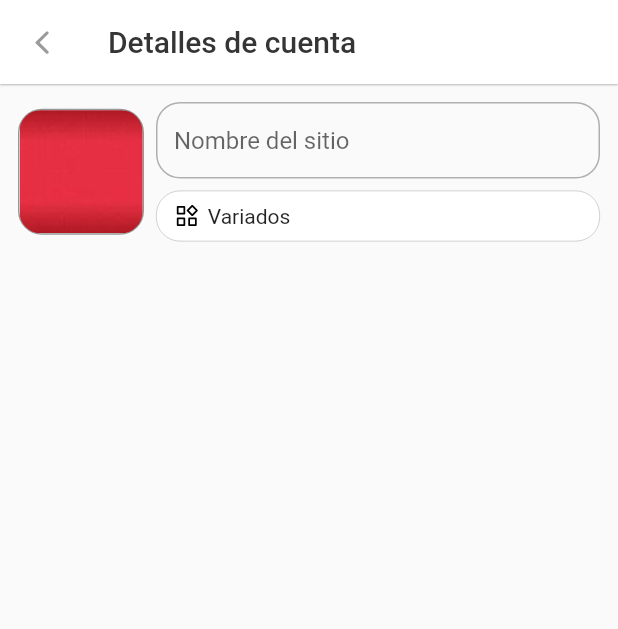
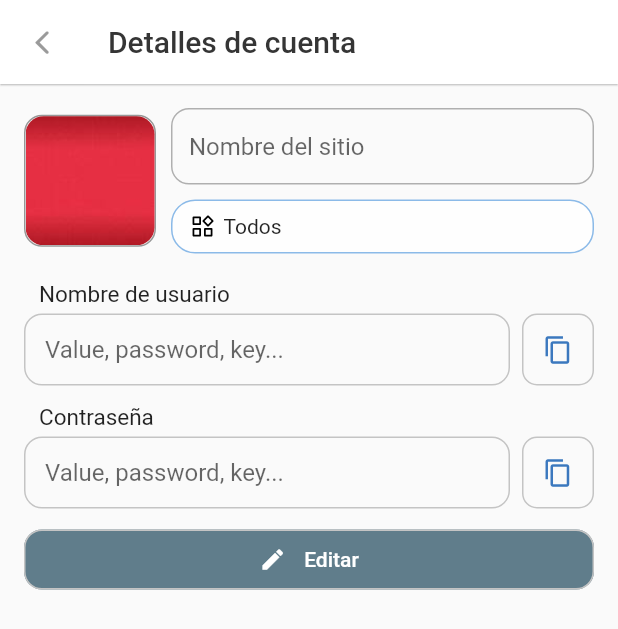
Before and after one commit to palmerov/KyureFlutter, a Flutter app: the screen it shows after launch, item 4 of the bottom bar chosen, on a phone screen of 412 x 824 dp. Shown: the top 629 px of the screen. Run offline on Flutter 3.47's test engine with Material 2 defaults, Android fonts, the light colour scheme and no system bars; our stand-ins replace blur, bot_toast, equatable, flutter_animate, flutter_bloc, flutter_svg and 4 more; missing offline and left inert: encrypt; accounts and stored records are empty.

Commit message:
adding fields to details

```diff
--- a/lib/presentation/pages/account_details/account_details_page.dart
+++ b/lib/presentation/pages/account_details/account_details_page.dart
@@ -1,11 +1,15 @@
 import 'package:flutter/cupertino.dart';
 import 'package:flutter/material.dart';
+import 'package:flutter_bloc/flutter_bloc.dart';
 import 'package:go_router/go_router.dart';
 import 'package:kyure/data/models/accounts_data.dart';
+import 'package:kyure/presentation/pages/account_details/bloc/account_details_bloc.dart';
 import 'package:kyure/presentation/theme/ky_theme.dart';
 import 'package:kyure/presentation/widgets/molecules/account_group.dart';
 import 'package:kyure/presentation/widgets/molecules/image_rounded.dart';
 import 'package:kyure/presentation/widgets/molecules/svg_icon.dart';
+import 'package:kyure/presentation/widgets/organisms/account_form_data.dart';
+import 'package:kyure/services/service_locator.dart';
 
 class AccountDetailsPage extends StatelessWidget {
   const AccountDetailsPage({
@@ -18,9 +22,12 @@ class AccountDetailsPage extends StatelessWidget {
 
   @override
   Widget build(BuildContext context) {
-    return _AccountDetailsView(
-      editing: editing,
-      account: account,
+    return BlocProvider(
+      create: (context) => AccountDetailsBloc(),
+      child: _AccountDetailsView(
+        editing: editing,
+        account: account,
+      ),
     );
   }
 }
@@ -37,6 +44,8 @@ class _AccountDetailsView extends StatelessWidget {
   @override
   Widget build(BuildContext context) {
     final kyTheme = KyTheme.of(context)!;
+    final bloc = BlocProvider.of<AccountDetailsBloc>(context);
+    final wsize = MediaQuery.of(context).size;
     return Scaffold(
       appBar: AppBar(
         elevation: 0.5,
@@ -52,7 +61,7 @@ class _AccountDetailsView extends StatelessWidget {
       ),
       body: SafeArea(
         child: Padding(
-          padding: const EdgeInsets.all(12),
+          padding: const EdgeInsets.all(16),
           child: Column(
             children: [
               Row(
@@ -63,22 +72,23 @@ class _AccountDetailsView extends StatelessWidget {
                         border: Border.all(
                             color: kyTheme.colorOnBackgroundOpacity50),
                         borderRadius:
-                            const BorderRadius.all(Radius.circular(16))),
+                            const BorderRadius.all(Radius.circular(12))),
                     child: InkWell(
                       onTap: () {},
                       child: Hero(
                         tag: '@${account.id}:${account.name}',
                         child: ImageRounded(
-                            size: 82,
-                            radius: 14,
+                            size: 86,
+                            radius: 12,
                             image: Image.asset(
-                              account.image?.path??'assets/web_icons/squared.png',
+                              account.image?.path ??
+                                  'assets/web_icons/squared.png',
                               fit: BoxFit.fill,
                             )),
                       ),
                     ),
                   ),
-                  const SizedBox(width: 8),
+                  const SizedBox(width: 10),
                   Expanded(
                     child: Column(
                       crossAxisAlignment: CrossAxisAlignment.start,
@@ -91,21 +101,56 @@ class _AccountDetailsView extends StatelessWidget {
                               label: Text('Nombre del sitio'),
                               border: OutlineInputBorder(
                                   borderRadius:
-                                      BorderRadius.all(Radius.circular(16)))),
+                                      BorderRadius.all(Radius.circular(12)))),
                         ),
                         const SizedBox(
-                          height: 8,
+                          height: 10,
                         ),
                         SizedBox(
-                          height: 34,
-                          child: AccountGroupMolecule(
-                            icon: const SvgIcon(
-                                svgAsset: 'assets/svg_icons/widgets.svg'),
-                            text: 'Variados',
-                            color: Colors.blue,
-                            onTap: () {},
-                            paddingHorizontal: 0,
-                            selected: false,
+                          height: 36,
+                          child: PopupMenuButton(
+                            onSelected: (value) => bloc.selectGroup(value),
+                            offset: const Offset(0, 36),
+                            shape: const RoundedRectangleBorder(
+                                borderRadius:
+                                    BorderRadius.all(Radius.circular(16))),
+                            itemBuilder: (context) {
+                              return serviceLocator
+                                  .getUserDataService()
+                                  .accountsData!
+                                  .accountGroups
+                                  .map((e) => PopupMenuItem(
+                                      value: e,
+                                      height: 36,
+                                      child: SizedBox(
+                                        height: 36,
+                                        width: 140,
+                                        child: Row(children: [
+                                          SvgIcon(svgAsset: e.iconName),
+                                          const SizedBox(
+                                            width: 12,
+                                          ),
+                                          Text(e.name),
+                                        ]),
+                                      )))
+                                  .toList();
+                            },
+                            child: BlocBuilder<AccountDetailsBloc,
+                                AccountDetailsState>(
+                              buildWhen: (previous, current) =>
+                                  previous.selectedGroup.name !=
+                                  current.selectedGroup.name,
+                              builder: (context, state) {
+                                return AccountGroupMolecule(
+                                  icon: SvgIcon(
+                                      svgAsset: state.selectedGroup.iconName),
+                                  text: state.selectedGroup.name,
+                                  color: Color(state.selectedGroup.color),
+                                  paddingHorizontal: 0,
+                                  selected: true,
+                                );
+                              },
+                            ),
                           ),
                         )
                       ],
@@ -113,6 +158,10 @@ class _AccountDetailsView extends StatelessWidget {
                   ),
                 ],
               ),
+              const SizedBox(
+                height: 16,
+              ),
+              AccountFormDataOrganism(account: account, editting: false,)
             ],
           ),
         ),
--- /dev/null
+++ b/lib/presentation/pages/account_details/bloc/account_details_bloc.dart
@@ -0,0 +1,36 @@
+import 'package:equatable/equatable.dart';
+import 'package:flutter_bloc/flutter_bloc.dart';
+import 'package:kyure/data/models/accounts_data.dart';
+import 'package:kyure/services/service_locator.dart';
+
+class AccountDetailsBloc extends Cubit<AccountDetailsState> {
+  AccountDetailsBloc()
+      : super(AccountDetailsInitial(
+            selectedGroup: serviceLocator
+                .getUserDataService()
+                .accountsData!
+                .accountGroups
+                .first));
+
+  void selectGroup(AccountGroup group) {
+    emit(state.copyWith(selectedGroup: group));
+  }
+}
+
+class AccountDetailsState extends Equatable {
+  const AccountDetailsState({required this.selectedGroup});
+  final AccountGroup selectedGroup;
+
+  @override
+  List<Object?> get props => [selectedGroup.name];
+
+  //copy with
+  AccountDetailsState copyWith({AccountGroup? selectedGroup}) {
+    return AccountDetailsState(
+        selectedGroup: selectedGroup ?? this.selectedGroup);
+  }
+}
+
+class AccountDetailsInitial extends AccountDetailsState {
+  const AccountDetailsInitial({required super.selectedGroup});
+}
--- a/lib/presentation/theme/ky_theme.dart
+++ b/lib/presentation/theme/ky_theme.dart
@@ -43,9 +43,9 @@ class KyTheme extends InheritedWidget {
 
   //Light
   final Color _colorLightSeparatorLine =
-      const Color.fromARGB(255, 207, 207, 207);
-  final Color _colorLighPassword = const Color.fromARGB(255, 83, 132, 187);
-  final Color _colorLighAccount = const Color.fromARGB(255, 97, 151, 106);
+      const Color.fromARGB(255, 196, 196, 196);
+  final Color _colorLighPassword = const Color.fromARGB(255, 59, 120, 190);
+  final Color _colorLighAccount = const Color.fromARGB(255, 71, 150, 84);
   final Color _colorLighToastBackground =
       const Color.fromARGB(255, 255, 255, 255);
   final Color _colorLighToastText = const Color.fromARGB(255, 24, 24, 24);
@@ -82,6 +82,8 @@ class KyTheme extends InheritedWidget {
 
   Color get colorOnBackgroundOpacity60 => colorOnBackground.withOpacity(0.6);
 
+  Color get colorOnBackgroundOpacity80 => colorOnBackground.withOpacity(0.8);
+
   Color get colorHint =>
       light ? lightTheme.colorScheme.onBackground.withAlpha(180) : Colors.white;
 
--- a/lib/presentation/widgets/molecules/account_field.dart
+++ b/lib/presentation/widgets/molecules/account_field.dart
@@ -1,4 +1,5 @@
 import 'package:bot_toast/bot_toast.dart';
+import 'package:flutter/cupertino.dart';
 import 'package:flutter/material.dart';
 import 'package:kyure/clipboard_utils.dart';
 import 'package:kyure/data/models/accounts_data.dart';
@@ -9,24 +10,23 @@ import 'package:kyure/presentation/widgets/molecules/toast_widget.dart';
 class AccountFieldMolecule extends StatelessWidget {
   AccountFieldMolecule(
       {super.key,
-      required this.editing,
+      required this.editting,
       required this.accountField,
-      this.nameEditable = true}) {
+      this.nameEditable = true,
+      this.onTapDelete}) {
     controllerField = TextEditingController();
     controllerField.text = accountField.data;
-
-    controllerLabel = editing ? TextEditingController() : null;
-    if (controllerLabel != null) {
+    controllerLabel = TextEditingController();
     controllerLabel!.text = accountField.name;
   }
-  }
-  final bool editing;
+  final bool editting;
   final bool nameEditable;
   final AccountField accountField;
   late final TextEditingController controllerField;
   late final TextEditingController? controllerLabel;
+  final Function()? onTapDelete;
 
-  _copyData(BuildContext context) {
+  void _copyData(BuildContext context) {
     ClipboardUtils.copy(accountField.data);
     final kyTheme = KyTheme.of(context)!;
     BotToast.showCustomText(
@@ -48,49 +48,86 @@ class AccountFieldMolecule extends StatelessWidget {
   Widget build(BuildContext context) {
     final kyTheme = KyTheme.of(context)!;
     final field = TextFormField(
-      readOnly: !editing,
+      readOnly: !editting,
       controller: controllerField,
       minLines: 1,
       maxLines: 100,
+      style: TextStyle(
+          color: editting
+              ? kyTheme.colorOnBackground
+              : kyTheme.colorOnBackgroundOpacity80),
       keyboardType: accountField.visible
           ? TextInputType.text
           : TextInputType.visiblePassword,
       decoration: InputDecoration(
         contentPadding: const EdgeInsets.all(14),
-          border: const OutlineInputBorder(
-              borderRadius: BorderRadius.all(Radius.circular(12)),
+        focusedBorder: OutlineInputBorder(
+            borderSide: BorderSide(
+              width: 1.5,
+                color: editting
+                    ? kyTheme.colorPrimary
+                    : kyTheme.colorSeparatorLine),
+            borderRadius: const BorderRadius.all(Radius.circular(12)),
             gapPadding: 4),
-          labelText: !editing ? accountField.name : null,
+        enabledBorder: OutlineInputBorder(
+            borderSide: BorderSide(
+                color: editting
+                    ? kyTheme.colorOnBackgroundOpacity60
+                    : kyTheme.colorSeparatorLine),
+            borderRadius: const BorderRadius.all(Radius.circular(12)),
+            gapPadding: 4),
+        border: OutlineInputBorder(
+            borderSide: BorderSide(
+                color: editting
+                    ? kyTheme.colorOnBackgroundOpacity60
+                    : kyTheme.colorSeparatorLine),
+            borderRadius: const BorderRadius.all(Radius.circular(12)),
+            gapPadding: 4),
         hintText: 'Value, password, key...',
-          suffix: !editing
-              ? CopyAreaMolecule(
-                  icon: const Icon(Icons.copy_rounded),
-                  color: kyTheme.colorHint,
-                  onTap: (_) => _copyData(context),
-                  padding: const EdgeInsets.all(0),
-                  showBorder: false,
-                )
-              : null),
+      ),
     );
-    return editing
-        ? Column(
+    return Column(
       mainAxisSize: MainAxisSize.min,
       children: [
         Padding(
           padding: const EdgeInsets.only(left: 8),
-              child: TextField(
+          child: TextFormField(
             controller: controllerLabel,
+            textAlignVertical: TextAlignVertical.center,
+            readOnly: !editting,
             style: const TextStyle(fontSize: 15),
             decoration: const InputDecoration(
                 hintText: 'Field name',
                 border: UnderlineInputBorder(borderSide: BorderSide.none),
-                    contentPadding: EdgeInsets.all(4),
-                    isDense: true
+                contentPadding: EdgeInsets.all(2),
+                isDense: true),
           ),
         ),
+        const SizedBox(height: 2),
+        Row(
+          children: [
+            Expanded(child: field),
+            Padding(
+              padding: const EdgeInsets.only(left: 8),
+              child: CopyAreaMolecule(
+                icon: Icon(editting ? CupertinoIcons.delete : Icons.copy,
+                    size: 20,
+                    color: editting ? Colors.red : kyTheme.colorPassword),
+                animate: !editting,
+                padding: const EdgeInsets.all(8),
+                color: kyTheme.colorPassword,
+                onTap: (_) {
+                  if (!editting) {
+                    _copyData(context);
+                  } else {
+                    if (onTapDelete != null) onTapDelete!();
+                  }
+                },
               ),
-            field
-          ])
-        : field;
+            )
+          ],
+        )
+      ],
+    );
   }
 }
--- a/lib/presentation/widgets/molecules/account_group.dart
+++ b/lib/presentation/widgets/molecules/account_group.dart
@@ -6,13 +6,14 @@ class AccountGroupMolecule extends StatelessWidget {
       {super.key,
       required this.text,
       this.icon,
-      required this.onTap,
+      this.onTap,
       required this.selected,
-      required this.color, this.paddingHorizontal});
+      required this.color,
+      this.paddingHorizontal});
   final String text;
   final Color color;
   final Widget? icon;
-  final Function() onTap;
+  final Function()? onTap;
   final bool selected;
   final double? paddingHorizontal;
 
@@ -20,19 +21,21 @@ class AccountGroupMolecule extends StatelessWidget {
   Widget build(BuildContext context) {
     final kyTheme = KyTheme.of(context)!;
     return Padding(
-      padding: EdgeInsets.symmetric(horizontal: paddingHorizontal?? 4),
+      padding: EdgeInsets.symmetric(horizontal: paddingHorizontal ?? 4),
       child: Container(
         decoration: BoxDecoration(
             color: selected
                 ? kyTheme.colorBackground.withOpacity(0.8)
                 : kyTheme.colorBackground,
             border: Border.all(
-                color: selected ? color.withOpacity(0.5) : kyTheme.colorOnBackgroundOpacity30,
+                color: selected
+                    ? color.withOpacity(0.5)
+                    : kyTheme.colorOnBackgroundOpacity30,
                 width: selected ? 1 : kyTheme.borderWidth05),
             borderRadius: const BorderRadius.all(Radius.circular(16))),
         child: InkWell(
           onTap: onTap,
-          borderRadius: const BorderRadius.all(Radius.circular(16)),
+          borderRadius: const BorderRadius.all(Radius.circular(8)),
           child: Padding(
             padding: const EdgeInsets.symmetric(horizontal: 10, vertical: 2),
             child: Center(
@@ -43,10 +46,20 @@ class AccountGroupMolecule extends StatelessWidget {
                         const SizedBox(
                           width: 4,
                         ),
-                        Text(text)
+                        Text(
+                          text,
+                          overflow: TextOverflow.fade,
+                          softWrap: false,
+                          maxLines: 1,
+                        )
                       ],
                     )
-                  : Text(text)),
+                  : Text(
+                      text,
+                      overflow: TextOverflow.fade,
+                      softWrap: false,
+                      maxLines: 1,
+                    )),
             ),
           ),
         ),
--- a/lib/presentation/widgets/molecules/copy_area.dart
+++ b/lib/presentation/widgets/molecules/copy_area.dart
@@ -10,12 +10,18 @@ class CopyAreaMolecule extends StatefulWidget {
       required this.color,
       this.onTap,
       this.padding = const EdgeInsets.all(8),
-      this.showBorder = true});
+      this.showBorder = true,
+      this.iconSize = 30,
+      this.animate = true,
+      this.animateToIcon});
   final Widget icon;
+  final Widget? animateToIcon;
+  final bool animate;
   final Color color;
   final EdgeInsets padding;
   final bool showBorder;
   final Function(TapDownDetails details)? onTap;
+  final double iconSize;
 
   @override
   State<CopyAreaMolecule> createState() => _CopyAreaMoleculeState();
@@ -26,36 +32,50 @@ class _CopyAreaMoleculeState extends State<CopyAreaMolecule> {
   bool copied = false;
 
   setCopiedState() async {
+    if (!widget.animate) return;
     if (copied) return;
     copied = true;
     if (mounted) {
       setState(() {
         icon = widget.icon.animate().fadeOut(duration: 50.ms).swap(
             builder: (context, child) {
-          return SvgPicture.asset('assets/svg_icons/copy_checked.svg',
-                  height: 30,
-                  width: 30,
-                  colorFilter: ColorFilter.mode(widget.color, BlendMode.srcIn))
+          return SizedBox(
+            height: widget.iconSize,
+            width: widget.iconSize,
+            child: widget.animateToIcon ??
+                SvgPicture.asset('assets/svg_icons/copy_checked.svg',
+                        height: widget.iconSize,
+                        width: widget.iconSize,
+                        colorFilter:
+                            ColorFilter.mode(widget.color, BlendMode.srcIn))
                     .animate(effects: [
                   FadeEffect(duration: 200.ms),
                   ScaleEffect(duration: 200.ms, curve: Curves.elasticOut)
-          ]);
+                ]),
+          );
         });
       });
       await Future.delayed(20.seconds);
       copied = false;
       if (mounted) {
         setState(() {
-          icon = SvgPicture.asset('assets/svg_icons/copy_checked.svg',
-                  height: 30,
-                  width: 30,
-                  colorFilter: ColorFilter.mode(widget.color, BlendMode.srcIn))
+          icon = SizedBox(
+            height: widget.iconSize,
+            width: widget.iconSize,
+            child: widget.animateToIcon ??
+                SvgPicture.asset('assets/svg_icons/copy_checked.svg',
+                        height: widget.iconSize,
+                        width: widget.iconSize,
+                        colorFilter:
+                            ColorFilter.mode(widget.color, BlendMode.srcIn))
                     .animate()
                     .fadeOut(duration: 200.ms)
                     .swap(
-                  builder: (context, child) => widget.icon.animate(effects: [
+                        builder: (context, child) =>
+                            widget.icon.animate(effects: [
                               FadeEffect(duration: 200.ms),
-                      ]));
+                            ])),
+          );
         });
       }
     }
@@ -76,9 +96,14 @@ class _CopyAreaMoleculeState extends State<CopyAreaMolecule> {
             setCopiedState();
             if (widget.onTap != null) widget.onTap!(details);
           },
+          child: SizedBox(
+            height:
+                widget.iconSize + widget.padding.left + widget.padding.right,
+            width: widget.iconSize + widget.padding.top + widget.padding.bottom,
             child: Padding(
               padding: widget.padding,
               child: icon ?? widget.icon,
+            ),
           )),
     );
   }
--- /dev/null
+++ b/lib/presentation/widgets/organisms/account_form_data.dart
@@ -0,0 +1,76 @@
+import 'package:flutter/cupertino.dart';
+import 'package:flutter/material.dart';
+import 'package:kyure/data/models/accounts_data.dart';
+import 'package:kyure/presentation/theme/ky_theme.dart';
+import 'package:kyure/presentation/widgets/molecules/account_field.dart';
+
+class AccountFormDataOrganism extends StatefulWidget {
+  const AccountFormDataOrganism(
+      {super.key, required this.account, required this.editting});
+
+  final Account account;
+  final bool editting;
+
+  @override
+  State<AccountFormDataOrganism> createState() =>
+      _AccountFormDataOrganismState();
+}
+
+class _AccountFormDataOrganismState extends State<AccountFormDataOrganism> {
+  late final Account account;
+  late bool editting;
+
+  @override
+  void initState() {
+    super.initState();
+    account = widget.account;
+    editting = widget.editting;
+  }
+
+  @override
+  Widget build(BuildContext context) {
+    final kTheme = KyTheme.of(context)!;
+    return Column(
+      crossAxisAlignment: CrossAxisAlignment.stretch,
+      children: [
+        _buildField(account.fieldUsername),
+        _buildField(account.fieldPassword),
+        ..._buildFieldList(account.fieldList ?? []),
+        FilledButton(
+            onPressed: () => setState(() => editting = !editting),
+            style: ButtonStyle(
+                shape: MaterialStateProperty.all(RoundedRectangleBorder(
+                    side:
+                        BorderSide(color: kTheme.colorSeparatorLine, width: 1),
+                    borderRadius: BorderRadius.circular(12)))),
+            child: Padding(
+              padding: const EdgeInsets.all(8.0),
+              child: Row(
+                mainAxisAlignment: MainAxisAlignment.center,
+                children: [
+                  Icon((editting ? Icons.add : Icons.edit)),
+                  const SizedBox(
+                    width: 12,
+                  ),
+                  Text((editting ? 'Agregar campo' : 'Editar')),
+                ],
+              ),
+            ))
+      ],
+    );
+  }
+
+  Widget _buildField(AccountField accountField) {
+    return Padding(
+      padding: const EdgeInsets.only(bottom: 10),
+      child: AccountFieldMolecule(
+        editting: editting,
+        accountField: accountField,
+      ),
+    );
+  }
+
+  List<Widget> _buildFieldList(List<AccountField> fields) {
+    return fields.map((e) => _buildField(e)).toList();
+  }
+}
```
Lines whose indentation alone changed are shown as unchanged.
